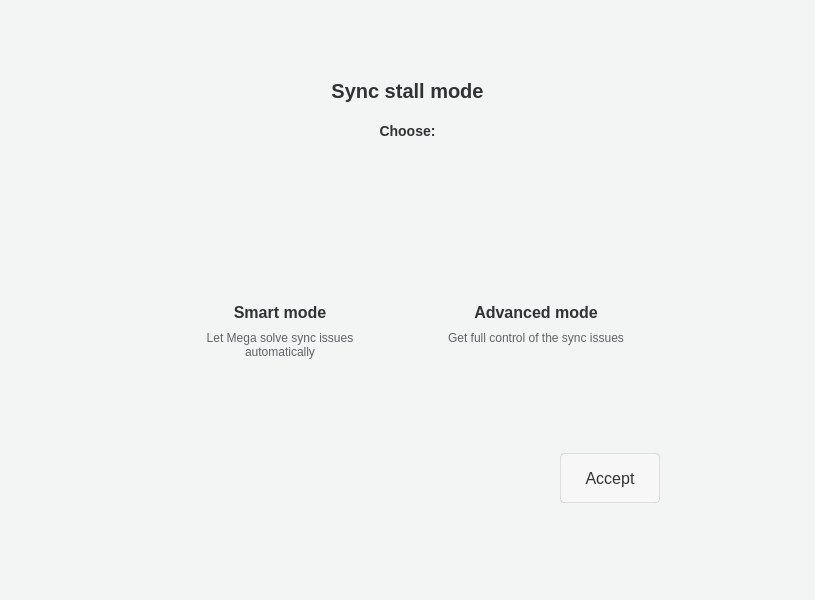
meganz/MEGAsync, file src/MEGASync/stalled_issues/gui/macx/StalledIssuesDialog.ui: the form before one commit.
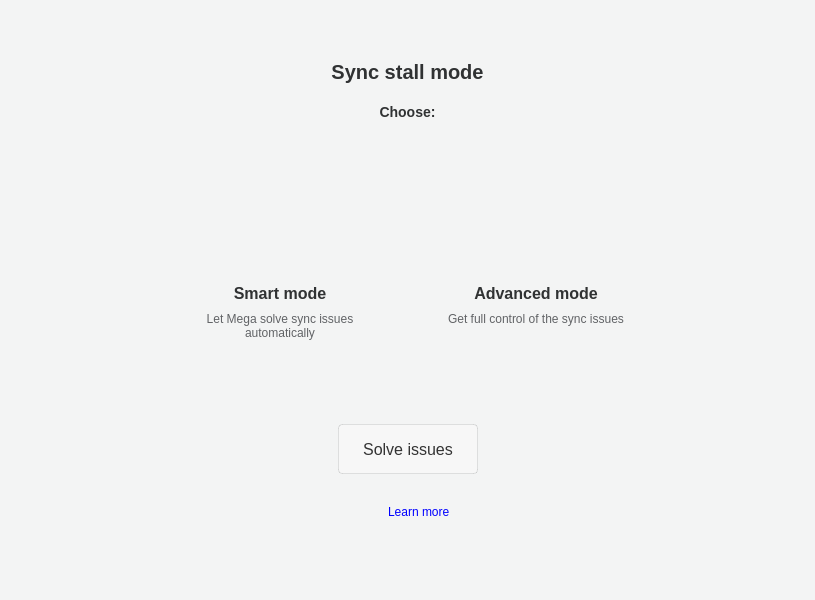
The form after the commit. The open tabs and pages were chosen to show the change. Icons and pictures are not drawn. Custom widgets are drawn as their Qt base class.

Commit message: Add hyperlinks to help center

```diff
--- a/src/MEGASync/stalled_issues/gui/macx/StalledIssuesDialog.ui
+++ b/src/MEGASync/stalled_issues/gui/macx/StalledIssuesDialog.ui
@@ -217,7 +217,7 @@
            </spacer>
           </item>
           <item>
-           <widget class="QWidget" name="BodyConainter" native="true">
+           <widget class="QWidget" name="BodyContainer" native="true">
             <property name="styleSheet">
              <string notr="true">#Advance[SELECTED=true], #Smart[SELECTED=true] 
 {
@@ -235,7 +235,7 @@
             </property>
             <layout class="QVBoxLayout" name="verticalLayout_5">
              <property name="spacing">
-              <number>50</number>
+              <number>0</number>
              </property>
              <item>
               <widget class="QWidget" name="Container" native="true">
@@ -527,8 +527,27 @@
                </layout>
               </widget>
              </item>
+             <item>
+              <spacer name="verticalSpacer_8">
+               <property name="orientation">
+                <enum>Qt::Vertical</enum>
+               </property>
+               <property name="sizeType">
+                <enum>QSizePolicy::Fixed</enum>
+               </property>
+               <property name="sizeHint" stdset="0">
+                <size>
+                 <width>20</width>
+                 <height>40</height>
+                </size>
+               </property>
+              </spacer>
+             </item>
              <item>
               <widget class="QWidget" name="ButtonsContainer" native="true">
+               <property name="styleSheet">
+                <string notr="true"/>
+               </property>
                <layout class="QHBoxLayout" name="horizontalLayout_5">
                 <item>
                  <spacer name="horizontalSpacer_4">
@@ -573,9 +592,9 @@
 font-weight: 400;
 line-height: 24px;
 border-radius:4px;
-background:#FAFAFA;
+background:#00BFA5;
 border: 1px solid rgba(0, 0, 0, 0.1);
-color:#333333;
+color:#FFFFFF;
 }
 
 QPushButton:disabled
@@ -583,18 +602,145 @@
 background: rgba(255, 255, 255, 0.3);
 color:#333333;
 }
-
-QPushButton:hover
+</string>
+                  </property>
+                  <property name="text">
+                   <string>Solve issues</string>
+                  </property>
+                  <property name="icon">
+                   <iconset>
+                    <normalon>:/images/StalledIssues/solve-issues-button.png</normalon>
+                   </iconset>
+                  </property>
+                  <property name="iconSize">
+                   <size>
+                    <width>24</width>
+                    <height>24</height>
+                   </size>
+                  </property>
+                 </widget>
+                </item>
+                <item>
+                 <spacer name="horizontalSpacer_9">
+                  <property name="orientation">
+                   <enum>Qt::Horizontal</enum>
+                  </property>
+                  <property name="sizeHint" stdset="0">
+                   <size>
+                    <width>40</width>
+                    <height>20</height>
+                   </size>
+                  </property>
+                 </spacer>
+                </item>
+               </layout>
+              </widget>
+             </item>
+             <item>
+              <spacer name="verticalSpacer_9">
+               <property name="orientation">
+                <enum>Qt::Vertical</enum>
+               </property>
+               <property name="sizeType">
+                <enum>QSizePolicy::Fixed</enum>
+               </property>
+               <property name="sizeHint" stdset="0">
+                <size>
+                 <width>20</width>
+                 <height>10</height>
+                </size>
+               </property>
+              </spacer>
+             </item>
+             <item>
+              <widget class="QWidget" name="LearnMoreContainer" native="true">
+               <property name="styleSheet">
+                <string notr="true">#LearnMoreLabel
 {
-background: rgba(255,255,255,0.5);
-color:#333333;
+font-size:12px;
+line-height: 18px;
+font-weight: 400;
+color: #2C5BEB;
+
 }</string>
+               </property>
+               <layout class="QHBoxLayout" name="horizontalLayout_7">
+                <item>
+                 <spacer name="horizontalSpacer_7">
+                  <property name="orientation">
+                   <enum>Qt::Horizontal</enum>
                   </property>
+                  <property name="sizeHint" stdset="0">
+                   <size>
+                    <width>40</width>
+                    <height>20</height>
+                   </size>
+                  </property>
+                 </spacer>
+                </item>
+                <item alignment="Qt::AlignHCenter|Qt::AlignVCenter">
+                 <widget class="QPushButton" name="LearnMoreIcon">
+                  <property name="minimumSize">
+                   <size>
+                    <width>16</width>
+                    <height>16</height>
+                   </size>
+                  </property>
+                  <property name="maximumSize">
+                   <size>
+                    <width>16</width>
+                    <height>16</height>
+                   </size>
+                  </property>
                   <property name="text">
-                   <string>Accept</string>
+                   <string/>
                   </property>
+                  <property name="icon">
+                   <iconset>
+                    <normalon>:/images/StalledIssues/help-circle-link.png</normalon>
+                   </iconset>
+                  </property>
+                  <property name="iconSize">
+                   <size>
+                    <width>16</width>
+                    <height>16</height>
+                   </size>
+                  </property>
+                  <property name="flat">
+                   <bool>true</bool>
+                  </property>
                  </widget>
                 </item>
+                <item alignment="Qt::AlignHCenter|Qt::AlignVCenter">
+                 <widget class="QLabel" name="LearnMoreLabel">
+                  <property name="cursor">
+                   <cursorShape>PointingHandCursor</cursorShape>
+                  </property>
+                  <property name="text">
+                   <string>&lt;a href=&quot;https://help.mega.io/installs-apps/desktop-syncing/sync-v2&quot; 
+   style=&quot;text-decoration: none&quot;&gt;Learn more&lt;/a&gt;</string>
+                  </property>
+                  <property name="openExternalLinks">
+                   <bool>true</bool>
+                  </property>
+                  <property name="textInteractionFlags">
+                   <set>Qt::LinksAccessibleByMouse</set>
+                  </property>
+                 </widget>
+                </item>
+                <item>
+                 <spacer name="horizontalSpacer_8">
+                  <property name="orientation">
+                   <enum>Qt::Horizontal</enum>
+                  </property>
+                  <property name="sizeHint" stdset="0">
+                   <size>
+                    <width>40</width>
+                    <height>20</height>
+                   </size>
+                  </property>
+                 </spacer>
+                </item>
                </layout>
               </widget>
              </item>
@@ -709,9 +855,16 @@
               <height>16777215</height>
              </size>
             </property>
+            <property name="styleSheet">
+             <string notr="true">QPushButton {
+    background-color: none;
+    outline: none;
+    border: none;
+}</string>
+            </property>
             <layout class="QHBoxLayout" name="horizontalLayout">
              <property name="spacing">
-              <number>0</number>
+              <number>12</number>
              </property>
              <property name="leftMargin">
               <number>0</number>
@@ -745,6 +898,42 @@
                </property>
               </spacer>
              </item>
+             <item>
+              <widget class="QPushButton" name="HelpButton">
+               <property name="minimumSize">
+                <size>
+                 <width>24</width>
+                 <height>24</height>
+                </size>
+               </property>
+               <property name="maximumSize">
+                <size>
+                 <width>24</width>
+                 <height>24</height>
+                </size>
+               </property>
+               <property name="cursor">
+                <cursorShape>PointingHandCursor</cursorShape>
+               </property>
+               <property name="text">
+                <string notr="true"/>
+               </property>
+               <property name="icon">
+                <iconset>
+                 <normalon>:/images/StalledIssues/help-stalled-issues.png</normalon>
+                </iconset>
+               </property>
+               <property name="iconSize">
+                <size>
+                 <width>24</width>
+                 <height>24</height>
+                </size>
+               </property>
+               <property name="flat">
+                <bool>true</bool>
+               </property>
+              </widget>
+             </item>
              <item>
               <widget class="QPushButton" name="SettingsButton">
                <property name="minimumSize">
@@ -764,7 +953,7 @@
                </property>
                <property name="icon">
                 <iconset resource="../../../gui/Resources_macx.qrc">
-                 <normaloff>:/images/ico_preferences.png</normaloff>:/images/ico_preferences.png</iconset>
+                 <normaloff>:/images/StalledIssues/settings-stalled-issues.png</normaloff>:/images/StalledIssues/settings-stalled-issues.png</iconset>
                </property>
                <property name="iconSize">
                 <size>
```
The commit also changes 24 other files.
